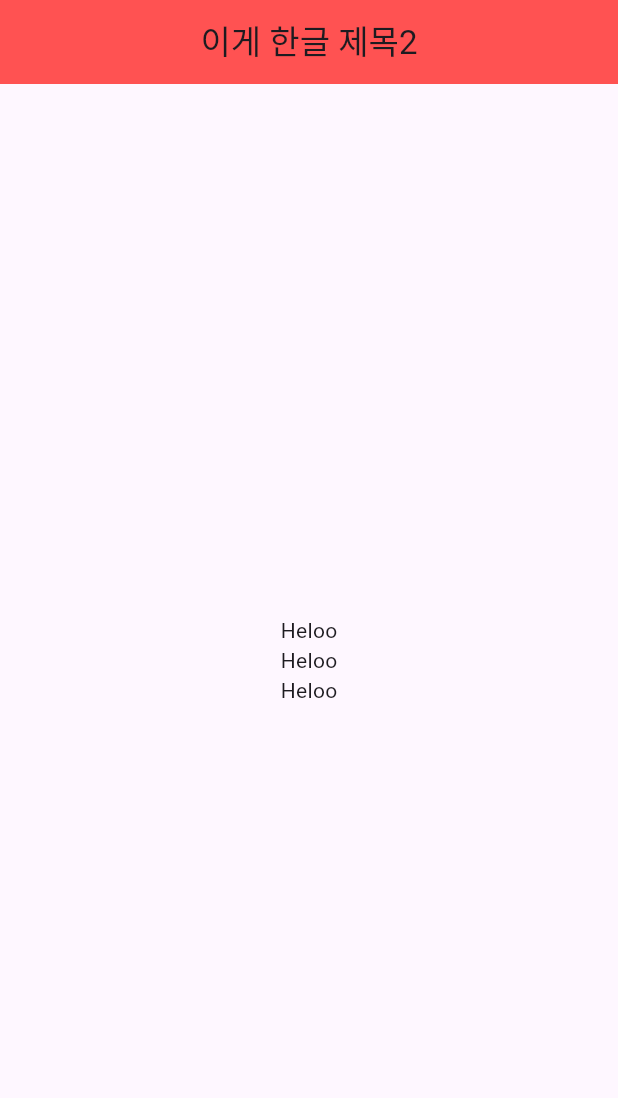
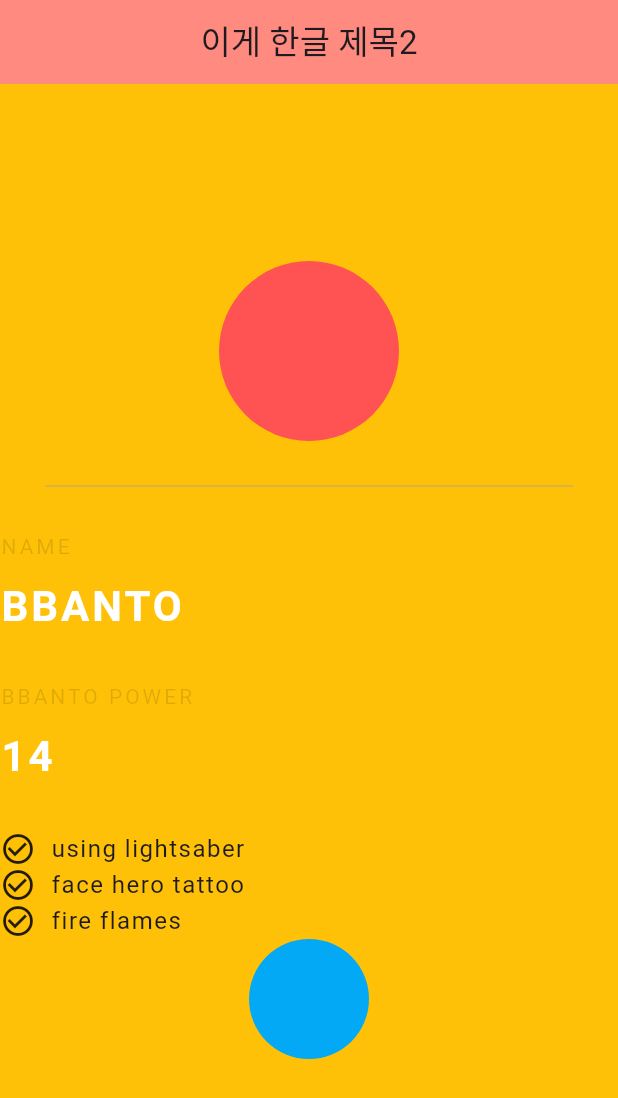
Before and after one commit to kim-dahun/flutterStudy, a Flutter app: the screen it shows after launch, on a phone screen of 412 x 824 dp. Shown: the top 1098 px of the screen. Run offline on Flutter 3.47's test engine with Material 3 defaults, Android fonts, the phone set to English and light mode, and no system bars.

Commit message:
flutterstd

```diff
--- a/flutter_first/lib/main.dart
+++ b/flutter_first/lib/main.dart
@@ -25,20 +25,108 @@ class MyHomePage extends StatelessWidget {
   @override
   Widget build(BuildContext context) {
     return Scaffold(
+        backgroundColor: Colors.amber,
         appBar: AppBar(
           title: Text('이게 한글 제목2'),
           centerTitle: true,
-          backgroundColor: Colors.redAccent,
+          backgroundColor: Colors.redAccent[100],
           elevation: 0.0,
 
         ),
         body: Center( // 반드시 화면 정중앙에 들어가는 것은 아님 왜냐하면, Column 처럼 세로 값을 통제하지 않는 위젯을 만나면 그 기준에서 중앙을 맞추기 때문이다.
-          child:Column( // 자식 위젯들에게 높이의 제한이 없으니 고정없이 맘대로 지정해도 된다라는 속성을 전달
+          child:Column(
+            crossAxisAlignment: CrossAxisAlignment.start,// 자식 위젯들에게 높이의 제한이 없으니 고정없이 맘대로 지정해도 된다라는 속성을 전달
             mainAxisAlignment: MainAxisAlignment.center, // 세로 축 조정하는 속성
-            children: [
-              Text('Heloo'),
-              Text('Heloo'),
-              Text('Heloo')
+            children: <Widget>[
+              Center(
+                child: CircleAvatar(
+                  backgroundColor: Colors.redAccent,
+                  // backgroundImage: AssetImage('경로'),
+                  radius: 60.0,
+                ),
+              ),
+              Divider(
+                height: 60.0,
+                color: Colors.grey,
+                thickness: 0.5,
+                endIndent: 30.0,
+                indent: 30.0,
+              ),
+              Text('NAME',style: TextStyle(
+                color:Colors.black12,
+                letterSpacing: 2.0
+              ),),
+              SizedBox(
+                height: 10.0,
+              ),
+              Text('BBANTO',style: TextStyle(
+                color: Colors.white,
+                letterSpacing: 2.0,
+                fontSize: 28.0,
+                fontWeight: FontWeight.bold
+              ),),
+              SizedBox(
+                height: 30.0,
+              ),
+              Text('BBANTO POWER',style: TextStyle(
+                  color:Colors.black12,
+                  letterSpacing: 2.0
+              ),),
+              SizedBox(
+                height: 10.0,
+              ),
+              Text('14',style: TextStyle(
+                  color: Colors.white,
+                  letterSpacing: 2.0,
+                  fontSize: 28.0,
+                  fontWeight: FontWeight.bold
+              ),),
+              SizedBox(
+                height: 30.0,
+              ),
+              Row(
+                children: <Widget>[
+                  Icon(Icons.check_circle_outline),
+                  SizedBox(
+                    width: 10.0,
+                  ),
+                  Text('using lightsaber',
+                  style: TextStyle(
+                    fontSize: 16.0,
+                    letterSpacing: 1.0
+                  ),)
+                ],
+              ),Row(
+                children: <Widget>[
+                  Icon(Icons.check_circle_outline),
+                  SizedBox(
+                    width: 10.0,
+                  ),
+                  Text('face hero tattoo',
+                    style: TextStyle(
+                        fontSize: 16.0,
+                        letterSpacing: 1.0
+                    ),)
+                ],
+              ),Row(
+                children: <Widget>[
+                  Icon(Icons.check_circle_outline),
+                  SizedBox(
+                    width: 10.0,
+                  ),
+                  Text('fire flames',
+                    style: TextStyle(
+                        fontSize: 16.0,
+                        letterSpacing: 1.0
+                    ),)
+                ],
+              ),
+              Center(
+                child: CircleAvatar(
+                  backgroundColor: Colors.lightBlue,
+                  radius: 40.0,
+                )
+              )
             ],
           )
         )
```
Also changed, not shown: flutter_first/lib/sub1.dart (added, +90 -0 lines).
